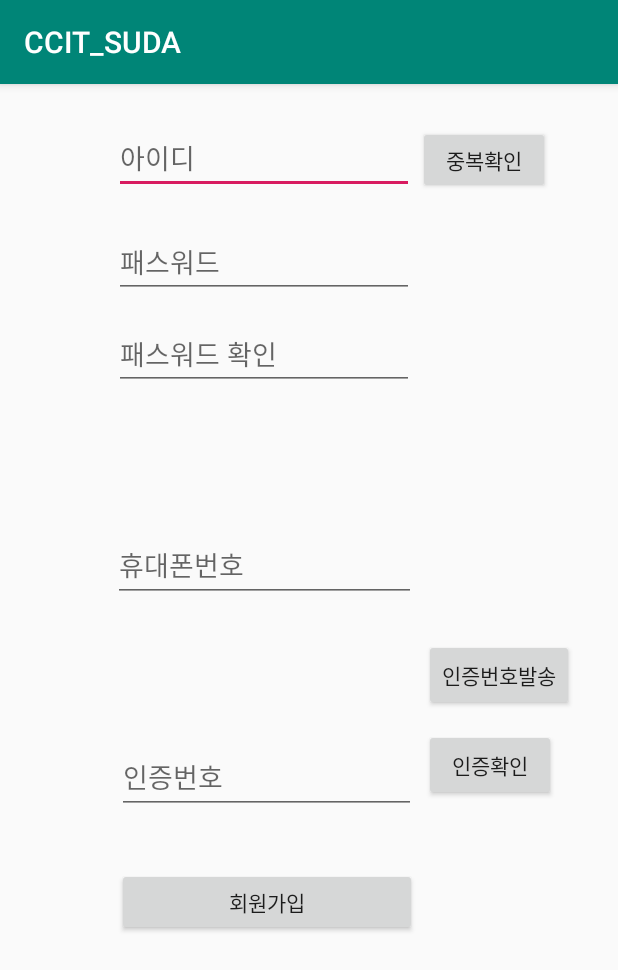
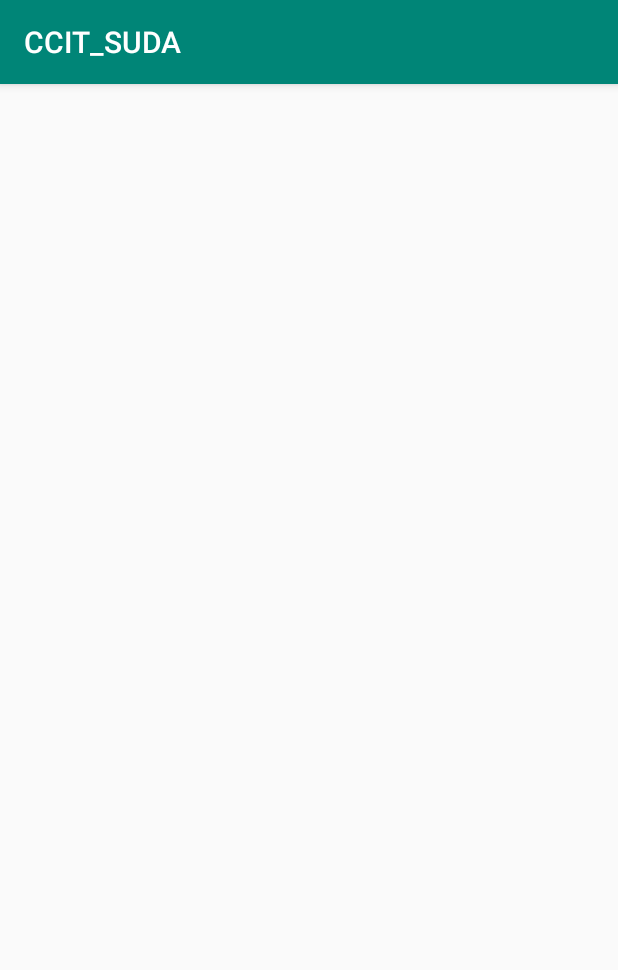
Before and after one commit to GyeongNam/Suda-App, an Android app: the screen it shows after launch (RegisterActivity before the commit, SignUpActivity after it), after a tap on "회원가입", on a phone screen of 412 x 824 dp. Shown: the top 970 px of the screen. Run offline under Robolectric (Android 15) with nearby library versions, the phone set to English and light mode, and no system bars; our stand-ins replace Volley; network calls fail.

```diff
--- a/app/src/main/AndroidManifest.xml
+++ b/app/src/main/AndroidManifest.xml
@@ -13,7 +13,7 @@
         android:roundIcon="@mipmap/ic_launcher_round"
         android:supportsRtl="true"
         android:theme="@style/AppTheme">
-        <activity android:name=".RegisterActivity"></activity>
+        <activity android:name=".SignUpActivity"></activity>
         <activity android:name=".boardActivity" />
         <activity android:name=".MainActivity">
             <intent-filter>
--- a/app/src/main/java/com/cookandroid/ccit_suda/MainActivity.java
+++ b/app/src/main/java/com/cookandroid/ccit_suda/MainActivity.java
@@ -36,7 +36,7 @@ public class MainActivity extends AppCompatActivity {
         btn1.setOnClickListener(new View.OnClickListener() {
             @Override
             public void onClick(View v) {
-                Intent intent = new Intent(getApplicationContext(), RegisterActivity.class);
+                Intent intent = new Intent(getApplicationContext(), SignUpActivity.class);
                 startActivity(intent);
             }
         });
--- /dev/null
+++ b/app/src/main/java/com/cookandroid/ccit_suda/SignUpActivity.java
@@ -0,0 +1,14 @@
+package com.cookandroid.ccit_suda;
+
+import androidx.appcompat.app.AppCompatActivity;
+
+import android.os.Bundle;
+
+public class SignUpActivity extends AppCompatActivity {
+
+    @Override
+    protected void onCreate(Bundle savedInstanceState) {
+        super.onCreate(savedInstanceState);
+        setContentView(R.layout.activity_sign_up);
+    }
+}
--- a/app/src/main/res/layout/activity_register.xml
+++ /dev/null
@@ -1,116 +0,0 @@
-<?xml version="1.0" encoding="utf-8"?>
-<androidx.constraintlayout.widget.ConstraintLayout xmlns:android="http://schemas.android.com/apk/res/android"
-    xmlns:app="http://schemas.android.com/apk/res-auto"
-    xmlns:tools="http://schemas.android.com/tools"
-    android:layout_width="match_parent"
-    android:layout_height="match_parent"
-    tools:context=".RegisterActivity">
-
-
-    <EditText
-        android:id="@+id/et_id"
-        android:layout_width="200dp"
-        android:layout_height="45dp"
-        android:layout_marginTop="28dp"
-        android:ems="10"
-        android:hint="아이디"
-        android:inputType="textPersonName"
-        app:layout_constraintEnd_toEndOf="parent"
-        app:layout_constraintHorizontal_bias="0.36"
-        app:layout_constraintStart_toStartOf="parent"
-        app:layout_constraintTop_toTopOf="parent" />
-
-    <EditText
-        android:id="@+id/et_pass"
-        android:layout_width="200dp"
-        android:layout_height="45dp"
-        android:layout_marginTop="24dp"
-        android:ems="10"
-        android:hint="패스워드"
-        android:inputType="textPersonName"
-        app:layout_constraintEnd_toEndOf="@+id/et_id"
-        app:layout_constraintHorizontal_bias="1.0"
-        app:layout_constraintStart_toStartOf="@+id/et_id"
-        app:layout_constraintTop_toBottomOf="@+id/et_id" />
-
-    <EditText
-        android:id="@+id/et_passck"
-        android:layout_width="200dp"
-        android:layout_height="45dp"
-        android:layout_marginTop="16dp"
-        android:ems="10"
-        android:hint="패스워드 확인"
-        android:inputType="textPersonName"
-        app:layout_constraintEnd_toEndOf="@+id/et_pass"
-        app:layout_constraintHorizontal_bias="1.0"
-        app:layout_constraintStart_toStartOf="@+id/et_pass"
-        app:layout_constraintTop_toBottomOf="@+id/et_pass" />
-
-    <Button
-        android:id="@+id/btn_register"
-        android:layout_width="200dp"
-        android:layout_height="45dp"
-        android:layout_marginBottom="200dp"
-        android:text="회원가입"
-        app:layout_constraintBottom_toBottomOf="parent"
-        app:layout_constraintEnd_toEndOf="@+id/et_sms"
-        app:layout_constraintHorizontal_bias="0.0"
-        app:layout_constraintStart_toStartOf="@+id/et_sms" />
-
-    <Button
-        android:id="@+id/validateButton"
-        android:layout_width="wrap_content"
-        android:layout_height="45dp"
-        android:layout_marginTop="28dp"
-        android:text="중복확인"
-        app:layout_constraintEnd_toEndOf="parent"
-        app:layout_constraintHorizontal_bias="0.058"
-        app:layout_constraintStart_toEndOf="@+id/et_id"
-        app:layout_constraintTop_toTopOf="parent" />
-
-    <EditText
-        android:id="@+id/et_phone"
-        android:layout_width="202dp"
-        android:layout_height="49dp"
-        android:ems="10"
-        android:hint="휴대폰번호"
-        android:inputType="phone"
-        app:layout_constraintBottom_toTopOf="@+id/et_sms"
-        app:layout_constraintEnd_toEndOf="@+id/et_passck"
-        app:layout_constraintStart_toStartOf="@+id/et_passck"
-        app:layout_constraintTop_toBottomOf="@+id/et_passck" />
-
-    <EditText
-        android:id="@+id/et_sms"
-        android:layout_width="199dp"
-        android:layout_height="49dp"
-        android:layout_marginBottom="36dp"
-        android:ems="10"
-        android:hint="인증번호"
-        android:inputType="number"
-        app:layout_constraintBottom_toTopOf="@+id/btn_register"
-        app:layout_constraintEnd_toEndOf="@+id/et_phone"
-        app:layout_constraintHorizontal_bias="1.0"
-        app:layout_constraintStart_toStartOf="@+id/et_phone" />
-
-    <Button
-        android:id="@+id/bt_sms"
-        android:layout_width="wrap_content"
-        android:layout_height="wrap_content"
-        android:layout_marginStart="5dp"
-        android:layout_marginBottom="350dp"
-        android:text="인증번호발송"
-        app:layout_constraintBottom_toBottomOf="parent"
-        app:layout_constraintStart_toEndOf="@+id/et_phone" />
-
-    <Button
-        android:id="@+id/bt_smsck"
-        android:layout_width="wrap_content"
-        android:layout_height="wrap_content"
-        android:layout_marginStart="5dp"
-        android:layout_marginBottom="290dp"
-        android:text="인증확인"
-        app:layout_constraintBottom_toBottomOf="parent"
-        app:layout_constraintStart_toEndOf="@+id/et_sms" />
-
-</androidx.constraintlayout.widget.ConstraintLayout>
--- /dev/null
+++ b/app/src/main/res/layout/activity_sign_up.xml
@@ -0,0 +1,9 @@
+<?xml version="1.0" encoding="utf-8"?>
+<androidx.constraintlayout.widget.ConstraintLayout xmlns:android="http://schemas.android.com/apk/res/android"
+    xmlns:app="http://schemas.android.com/apk/res-auto"
+    xmlns:tools="http://schemas.android.com/tools"
+    android:layout_width="match_parent"
+    android:layout_height="match_parent"
+    tools:context=".SignUpActivity">
+
+</androidx.constraintlayout.widget.ConstraintLayout>
```
Also changed, not shown: app/src/main/java/com/cookandroid/ccit_suda/RegisterActivity.java (deleted, +0 -129 lines), app/src/main/java/com/cookandroid/ccit_suda/RegisterRequest.java (deleted, +0 -29 lines), app/src/main/java/com/cookandroid/ccit_suda/ValidateRequest.java (deleted, +0 -28 lines).
